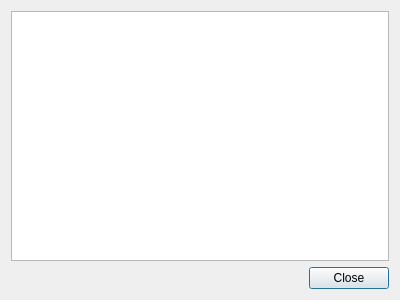
The window that src/SubmodulesDialog.ui (soramimi/Guitar) describes before a commit, drawn with Qt 5.
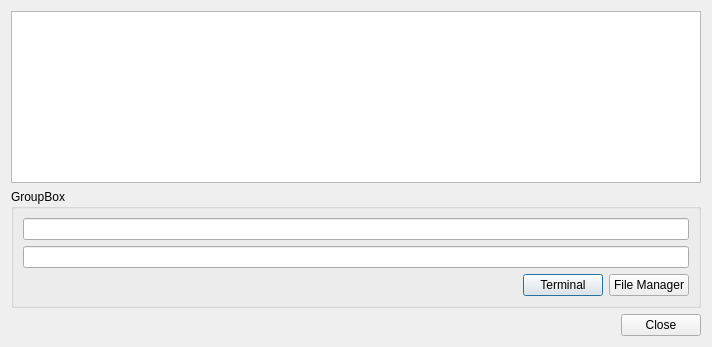
The same window after the commit. Icons and pictures are not drawn. Custom widgets are drawn as their Qt base class.

Commit message: Add submodule URL retrieval and enhance submodules dialog with path display and file manager/terminal access

Patch:
```diff
--- a/src/SubmodulesDialog.ui
+++ b/src/SubmodulesDialog.ui
@@ -6,10 +6,16 @@
    <rect>
     <x>0</x>
     <y>0</y>
-    <width>400</width>
-    <height>300</height>
+    <width>712</width>
+    <height>347</height>
    </rect>
   </property>
+  <property name="minimumSize">
+   <size>
+    <width>0</width>
+    <height>0</height>
+   </size>
+  </property>
   <property name="windowTitle">
    <string>Dialog</string>
   </property>
@@ -21,6 +27,66 @@
      </property>
     </widget>
    </item>
+   <item>
+    <widget class="QGroupBox" name="groupBox">
+     <property name="minimumSize">
+      <size>
+       <width>0</width>
+       <height>0</height>
+      </size>
+     </property>
+     <property name="title">
+      <string>GroupBox</string>
+     </property>
+     <layout class="QVBoxLayout" name="verticalLayout_2">
+      <item>
+       <widget class="ReadOnlyLineEdit" name="lineEdit_path"/>
+      </item>
+      <item>
+       <widget class="ReadOnlyLineEdit" name="lineEdit_remote_url"/>
+      </item>
+      <item>
+       <layout class="QHBoxLayout" name="horizontalLayout_2">
+        <item>
+         <spacer name="horizontalSpacer_2">
+          <property name="orientation">
+           <enum>Qt::Orientation::Horizontal</enum>
+          </property>
+          <property name="sizeHint" stdset="0">
+           <size>
+            <width>40</width>
+            <height>20</height>
+           </size>
+          </property>
+         </spacer>
+        </item>
+        <item>
+         <widget class="QPushButton" name="pushButton_open_terminal">
+          <property name="text">
+           <string>Terminal</string>
+          </property>
+          <property name="icon">
+           <iconset resource="resources/resources.qrc">
+            <normaloff>:/image/terminal.svg</normaloff>:/image/terminal.svg</iconset>
+          </property>
+         </widget>
+        </item>
+        <item>
+         <widget class="QPushButton" name="pushButton_open_file_manager">
+          <property name="text">
+           <string>File Manager</string>
+          </property>
+          <property name="icon">
+           <iconset resource="resources/resources.qrc">
+            <normaloff>:/image/explorer.svg</normaloff>:/image/explorer.svg</iconset>
+          </property>
+         </widget>
+        </item>
+       </layout>
+      </item>
+     </layout>
+    </widget>
+   </item>
    <item>
     <layout class="QHBoxLayout" name="horizontalLayout">
      <item>
@@ -47,7 +113,16 @@
    </item>
   </layout>
  </widget>
- <resources/>
+ <customwidgets>
+  <customwidget>
+   <class>ReadOnlyLineEdit</class>
+   <extends>QLineEdit</extends>
+   <header>ReadOnlyLineEdit.h</header>
+  </customwidget>
+ </customwidgets>
+ <resources>
+  <include location="resources/resources.qrc"/>
+ </resources>
  <connections>
   <connection>
    <sender>pushButton</sender>
```
Left out of the diff: 4 changed lines with no effect on the pictures. The commit also changes 7 other files.
